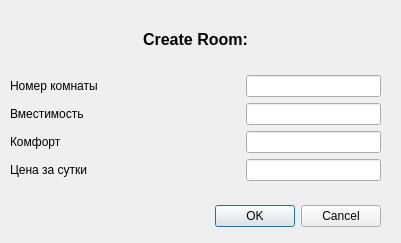
First picture: the form in src/lib/editroom.ui, repository anonumka/hotelBooking, before the edit.
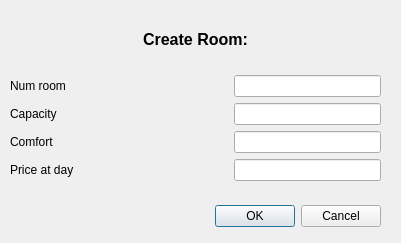
Second picture: the form after the edit.

Commit message: add tests and checking busy series in recording guests and busy num room in time add/edit room

Diff of the .ui file:
```diff
--- a/src/lib/editroom.ui
+++ b/src/lib/editroom.ui
@@ -95,7 +95,7 @@
     <item row="3" column="0">
      <widget class="QLabel" name="label_2">
       <property name="text">
-       <string>Вместимость</string>
+       <string>Capacity</string>
       </property>
      </widget>
     </item>
@@ -108,7 +108,7 @@
     <item row="4" column="0">
      <widget class="QLabel" name="label_3">
       <property name="text">
-       <string>Комфорт</string>
+       <string>Comfort</string>
       </property>
      </widget>
     </item>
@@ -141,14 +141,14 @@
     <item row="5" column="0">
      <widget class="QLabel" name="label_4">
       <property name="text">
-       <string>Цена за сутки</string>
+       <string>Price at day</string>
       </property>
      </widget>
     </item>
     <item row="2" column="0">
      <widget class="QLabel" name="label">
       <property name="text">
-       <string>Номер комнаты</string>
+       <string>Num room</string>
       </property>
      </widget>
     </item>
```
The commit also changes 21 other files.
